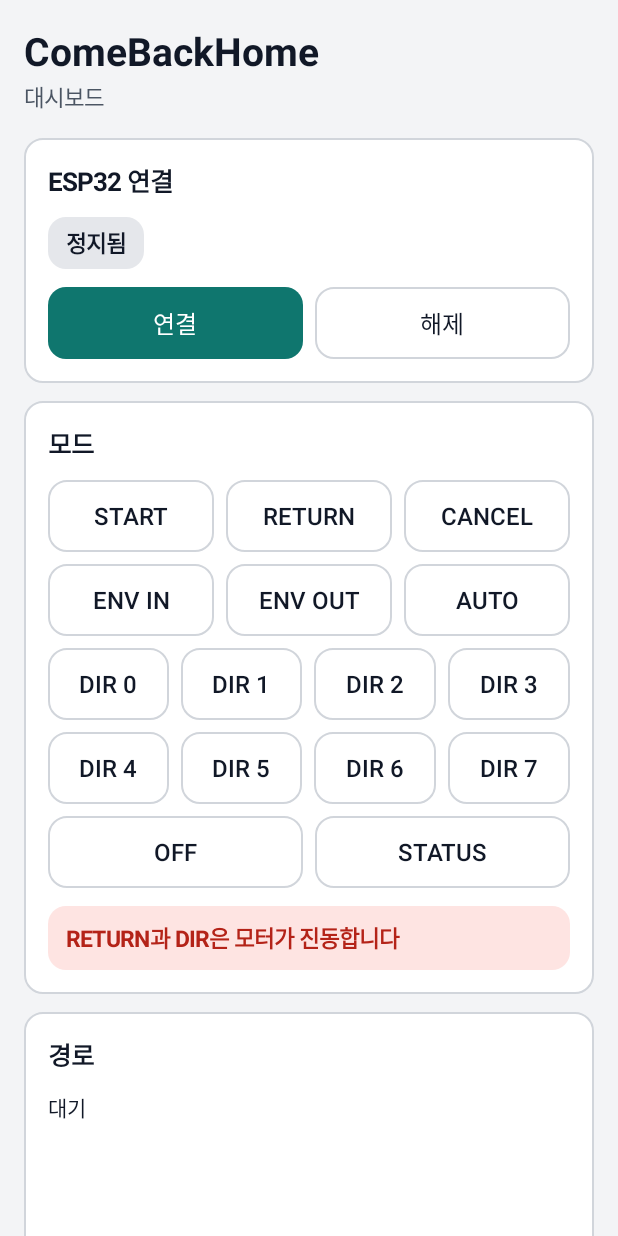
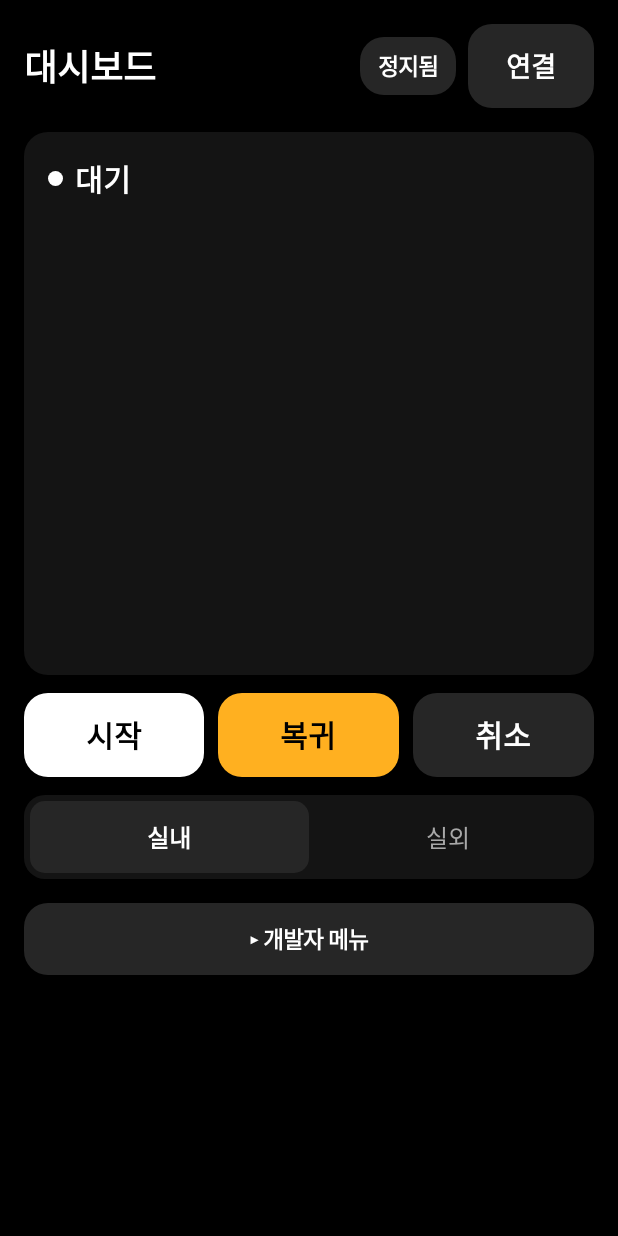
Before and after one commit to subniin/come-back-home, an Android app: the screen it shows after launch (MainActivity), on a phone screen of 412 x 824 dp. Run offline under Robolectric (Android 15) with nearby library versions, the phone set to English and light mode, and no system bars.

Commit message:
feat(app): 어두운 고대비 UI로 개편, 개발자 메뉴와 실내/실외 토글 추가
- core/Ui: 항상 어두운 테마, 상태색은 초록(정상)과 주황(복귀 중), 56dp 버튼, 접이식 영역
- dashboard: 경로 카드에 복귀 상태와 남은 거리, 시작/복귀/취소 큰 버튼, 실내/실외 토글 하나 (ENV IN/ENV OUT)
- dashboard: AUTO, OFF, STATUS, DIR 0-7, 수신 로그는 개발자 메뉴로 접음
- sensor: 큰 센싱 상태, 센서/ESP32 상태 두 줄, 시작/종료 버튼, 상세는 접음

```diff
--- a/android/core/src/main/java/com/comebackhome/app/Ui.java
+++ b/android/core/src/main/java/com/comebackhome/app/Ui.java
@@ -2,44 +2,44 @@ package com.comebackhome.app;
 
 import android.content.Context;
 import android.content.res.ColorStateList;
-import android.content.res.Configuration;
 import android.graphics.Color;
 import android.graphics.Typeface;
 import android.graphics.drawable.GradientDrawable;
 import android.graphics.drawable.RippleDrawable;
 import android.view.Gravity;
+import android.view.View;
 import android.widget.Button;
 import android.widget.LinearLayout;
 import android.widget.TextView;
 
 /**
- * 시험 화면의 색과 모양. 라이트/다크는 시스템 설정을 따른다.
- * 강조색은 하나, 모서리 반경은 하나로 통일한다. 버튼 높이는 터치하기 쉬운 48dp.
+ * 두 앱 공용 색과 모양. 현장과 야간에 잘 보이도록 항상 어두운 고대비 테마다.
+ * 상태색은 둘뿐이다: 초록(accent)은 정상, 주황(warn)은 복귀 중. 모서리 반경은 하나, 버튼은 장갑 낀 손도 누르는 56dp.
  */
 public final class Ui {
     public static final int NEUTRAL = 0, ACCENT = 1, DANGER = 2;
-    private static final int RADIUS_DP = 12;
+    private static final int RADIUS_DP = 16;
+    private static final int BUTTON_DP = 56;
 
-    public final int bg, surface, text, textSub, border, accent, onAccent, danger, dangerBg, chipBg;
-    public final boolean night;
+    public final int bg, surface, text, textSub, border, accent, onAccent, warn, danger, dangerBg, chipBg;
+    public final boolean night = true; // 항상 어둡다 (상태바 글자색 결정에 쓴다)
     private final Context ctx;
     private final float density;
 
     public Ui(Context ctx) {
         this.ctx = ctx;
         density = ctx.getResources().getDisplayMetrics().density;
-        night = (ctx.getResources().getConfiguration().uiMode & Configuration.UI_MODE_NIGHT_MASK)
-                == Configuration.UI_MODE_NIGHT_YES;
-        bg = c(night ? "#0F1214" : "#F3F4F6");
-        surface = c(night ? "#1A1E21" : "#FFFFFF");
-        text = c(night ? "#ECEFF1" : "#111827");
-        textSub = c(night ? "#A7B0B7" : "#4B5563");
-        border = c(night ? "#2B3238" : "#D1D5DB");
-        accent = c(night ? "#5EEAD4" : "#0F766E");
-        onAccent = c(night ? "#06201C" : "#FFFFFF");
-        danger = c(night ? "#FDA29B" : "#B42318");
-        dangerBg = c(night ? "#3A1B18" : "#FEE4E2");
-        chipBg = c(night ? "#262C31" : "#E5E7EB");
+        bg = c("#000000");
+        surface = c("#141414");
+        text = c("#FFFFFF");
+        textSub = c("#A8A8A8");
+        border = c("#2A2A2A");
+        accent = c("#3DDC84");
+        onAccent = c("#000000");
+        warn = c("#FFB020");
+        danger = c("#FF6B6B");
+        dangerBg = c("#3A1414");
+        chipBg = c("#262626");
     }
 
     private static int c(String hex) {
@@ -74,13 +74,13 @@ public final class Ui {
         return t;
     }
 
-    /** 제목이 있는 세로 카드 */
+    /** 세로 카드. title이 null이면 제목 없이 만든다 */
     public LinearLayout card(String title) {
         LinearLayout c = new LinearLayout(ctx);
         c.setOrientation(LinearLayout.VERTICAL);
-        c.setBackground(shape(surface, border));
+        c.setBackground(shape(surface, 0));
         c.setPadding(dp(16), dp(16), dp(16), dp(16));
-        c.addView(label(title, 17, text, true));
+        if (title != null) c.addView(label(title, 17, text, true));
         return c;
     }
 
@@ -94,9 +94,10 @@ public final class Ui {
         Button b = new Button(ctx);
         b.setText(label);
         b.setAllCaps(false);
-        b.setTextSize(16);
-        b.setMinHeight(dp(48));
-        b.setMinimumHeight(dp(48));
+        b.setTextSize(18);
+        b.setTypeface(Typeface.DEFAULT_BOLD);
+        b.setMinHeight(dp(BUTTON_DP));
+        b.setMinimumHeight(dp(BUTTON_DP));
         b.setMinWidth(0);
         b.setMinimumWidth(0);
         b.setPadding(dp(4), 0, dp(4), 0);
@@ -105,16 +106,55 @@ public final class Ui {
         return b;
     }
 
+    /** 채움 색을 직접 정하는 큰 버튼. 모드 명령처럼 한 번에 눌러야 하는 동작용 */
+    public Button big(String label, int fill, int textColor) {
+        Button b = button(label, false);
+        b.setTextSize(20);
+        b.setTextColor(textColor);
+        b.setBackground(new RippleDrawable(ColorStateList.valueOf(0x33808080), shape(fill, 0), shape(0xFF000000, 0)));
+        return b;
+    }
+
+    /** 색 점. 상태 표시용 */
+    public View dot(int color, int sizeDp) {
+        GradientDrawable d = new GradientDrawable();
+        d.setShape(GradientDrawable.OVAL);
+        d.setColor(color);
+        View v = new View(ctx);
+        v.setBackground(d);
+        v.setLayoutParams(new LinearLayout.LayoutParams(dp(sizeDp), dp(sizeDp)));
+        return v;
+    }
+
+    /** 누르면 body를 펼치고 접는 영역. 처음에는 접혀 있다 */
+    public LinearLayout collapsible(String title, View body) {
+        LinearLayout box = new LinearLayout(ctx);
+        box.setOrientation(LinearLayout.VERTICAL);
+        Button head = button("▸ " + title, false);
+        head.setTextSize(15);
+        head.setMinHeight(dp(48));
+        head.setMinimumHeight(dp(48));
+        body.setVisibility(View.GONE);
+        head.setOnClickListener(v -> {
+            boolean open = body.getVisibility() != View.VISIBLE;
+            body.setVisibility(open ? View.VISIBLE : View.GONE);
+            head.setText((open ? "▾ " : "▸ ") + title);
+        });
+        box.addView(head, full(0));
+        box.addView(body, full(8));
+        return box;
+    }
+
     /** 채움 버튼은 선택됨/주 동작, 테두리 버튼은 보조 동작 */
     public void setFilled(Button b, boolean filled) {
         b.setTextColor(filled ? onAccent : text);
         b.setBackground(new RippleDrawable(ColorStateList.valueOf(0x33808080),
-                filled ? shape(accent, 0) : shape(surface, border), shape(0xFF000000, 0)));
+                filled ? shape(accent, 0) : shape(chipBg, 0), shape(0xFF000000, 0)));
     }
 
     public TextView chip() {
         TextView t = label("", 15, text, true);
-        t.setPadding(dp(12), dp(6), dp(12), dp(6));
+        t.setPadding(dp(12), dp(8), dp(12), dp(8));
         t.setGravity(Gravity.CENTER);
         return t;
     }
--- a/android/dashboard/src/main/java/com/comebackhome/app/MainActivity.java
+++ b/android/dashboard/src/main/java/com/comebackhome/app/MainActivity.java
@@ -6,7 +6,10 @@ import android.content.pm.PackageManager;
 import android.os.Build;
 import android.os.Bundle;
 import android.os.Handler;
+import android.graphics.Typeface;
+import android.graphics.drawable.GradientDrawable;
 import android.os.Looper;
+import android.view.Gravity;
 import android.view.View;
 import android.view.Window;
 import android.view.WindowInsetsController;
@@ -14,6 +17,7 @@ import android.widget.Button;
 import android.widget.LinearLayout;
 import android.widget.ScrollView;
 import android.widget.TextView;
+import android.widget.Toast;
 
 import com.comebackhome.app.core.LineProtocol;
 
@@ -21,7 +25,7 @@ import java.util.ArrayDeque;
 import java.util.ArrayList;
 import java.util.List;
 
-/** 대시보드: ESP32 연결, 모드 명령, 기록 경로와 복귀 안내, 수신 로그. IMU는 센싱 앱이 보낸다. */
+/** 대시보드: ESP32 연결, 복귀 모드 명령, 기록 경로와 복귀 안내. 시험용 명령과 수신 로그는 개발자 메뉴에 접어 둔다. IMU는 센싱 앱이 보낸다. */
 public class MainActivity extends Activity {
     private static final long REFRESH_MS = 250;
     private static final int MAX_LOG_LINES = 50;
@@ -30,21 +34,28 @@ public class MainActivity extends Activity {
     private BleLink ble;
     private Ui u;
 
-    private TextView bleChip, bleDetail;
-    private TextView pathStatus, logView;
+    private TextView bleChip, bleDetail, bleToggle;
+    private TextView phaseView, metaView, logView, envIn, envOut;
+    private View phaseDot;
     private PathView path;
     private final ArrayDeque<String> logLines = new ArrayDeque<>();
     private boolean logDirty;
-    private String phaseText = "대기", guideText = "";
+    private String phaseName = "IDLE", guideText = "";
 
     private final Runnable refresh = new Runnable() {
         @Override
         public void run() {
             String[] b = ble.status().split("\n", 2); // 첫 줄은 상태, 나머지는 로그 경로와 오류
             u.setChip(bleChip, b[0], chipKind(b[0]));
+            bleToggle.setText(isIdle(b[0]) ? "연결" : "해제");
             bleDetail.setText(b.length > 1 ? b[1] : "");
             bleDetail.setVisibility(b.length > 1 ? View.VISIBLE : View.GONE); // 비었을 때 빈 공간 방지
-            pathStatus.setText(guideText.isEmpty() ? phaseText : phaseText + "\n" + guideText);
+            int color = phaseColor(phaseName);
+            phaseView.setText(phaseLabel(phaseName));
+            phaseView.setTextColor(color);
+            phaseDot.getBackground().setTint(color);
+            metaView.setText(guideText);
+            metaView.setVisibility(guideText.isEmpty() ? View.GONE : View.VISIBLE);
             if (logDirty) { // 줄마다 갱신하지 않고 주기마다 한 번만 그린다
                 logDirty = false;
                 logView.setText(String.join("\n", logLines));
@@ -60,73 +71,155 @@ public class MainActivity extends Activity {
         ble = new BleLink(this);
         u = new Ui(this);
 
-        // ESP32 연결
-        Button bleConnect = u.button("연결", true);
-        bleConnect.setOnClickListener(v -> connectBle());
-        Button bleDisconnect = u.button("해제", false);
-        bleDisconnect.setOnClickListener(v -> ble.disconnect());
+        // 머리줄: 제목, 연결 상태, 연결/해제
         bleChip = u.chip();
         u.setChip(bleChip, "정지됨", Ui.NEUTRAL);
-        bleDetail = u.mono("", 13, u.textSub);
+        Button toggle = u.button("연결", false);
+        bleToggle = toggle;
+        toggle.setOnClickListener(v -> {
+            if (isIdle(ble.status().split("\n", 2)[0])) connectBle();
+            else ble.disconnect();
+        });
+        LinearLayout head = u.row();
+        head.setGravity(Gravity.CENTER_VERTICAL);
+        head.addView(u.label("대시보드", 24, u.text, true), new LinearLayout.LayoutParams(0, LinearLayout.LayoutParams.WRAP_CONTENT, 1f));
+        head.addView(bleChip, u.wrap(0));
+        LinearLayout.LayoutParams tp = new LinearLayout.LayoutParams(u.dp(84), LinearLayout.LayoutParams.WRAP_CONTENT);
+        tp.setMarginStart(u.dp(8));
+        head.addView(toggle, tp);
 
-        LinearLayout bleBtns = u.row();
-        bleBtns.addView(bleConnect, u.cell(8));
-        bleBtns.addView(bleDisconnect, u.cell(8));
-
-        LinearLayout bleCard = u.card("ESP32 연결");
-        bleCard.addView(bleChip, u.wrap(12));
-        bleCard.addView(bleBtns, u.rowOf(12, 8));
-        bleCard.addView(bleDetail, u.full(12));
+        // 경로 + 복귀 안내
+        phaseDot = u.dot(u.text, 10);
+        phaseView = u.label("대기", 20, u.text, true);
+        metaView = u.label("", 14, u.textSub, false);
+        LinearLayout phaseRow = u.row();
+        phaseRow.setGravity(Gravity.CENTER_VERTICAL);
+        phaseRow.addView(phaseDot);
+        LinearLayout.LayoutParams np = u.wrap(0);
+        np.setMarginStart(u.dp(8));
+        phaseRow.addView(phaseView, np);
+        path = new PathView(this, u);
+        LinearLayout pathCard = u.card(null);
+        pathCard.addView(phaseRow);
+        pathCard.addView(metaView, u.full(4));
+        pathCard.addView(path, new LinearLayout.LayoutParams(LinearLayout.LayoutParams.MATCH_PARENT, u.dp(300)));
 
         // 모드 명령 (ESP32 펌웨어 명령, 개행은 BleLink가 붙인다)
-        LinearLayout modeRows = new LinearLayout(this);
-        modeRows.setOrientation(LinearLayout.VERTICAL);
-        modeRows.addView(cmdRow("START", "RETURN", "CANCEL"), u.rowOf(0, 8));
-        modeRows.addView(cmdRow("ENV IN", "ENV OUT", "AUTO"), u.rowOf(8, 8));
-        modeRows.addView(cmdRow("DIR 0", "DIR 1", "DIR 2", "DIR 3"), u.rowOf(8, 8));
-        modeRows.addView(cmdRow("DIR 4", "DIR 5", "DIR 6", "DIR 7"), u.rowOf(8, 8));
-        modeRows.addView(cmdRow("OFF", "STATUS"), u.rowOf(8, 8));
+        LinearLayout modes = u.row();
+        modes.addView(modeButton("시작", u.text, u.onAccent, "START"), u.cell(10));
+        modes.addView(modeButton("복귀", u.warn, u.onAccent, "RETURN"), u.cell(10));
+        modes.addView(modeButton("취소", u.chipBg, u.text, "CANCEL"), u.cell(10));
 
-        LinearLayout mode = u.card("모드");
-        mode.addView(modeRows, u.full(12));
-        mode.addView(u.banner("RETURN과 DIR은 모터가 진동합니다"), u.full(12));
+        // 실내/실외: 토글 하나. 고르면 ENV IN 또는 ENV OUT을 보낸다
+        envIn = envSegment("실내", "ENV IN");
+        envOut = envSegment("실외", "ENV OUT");
+        selectEnv(true);
+        LinearLayout env = u.row();
+        env.setBackground(pill(u.surface, 14));
+        env.setPadding(u.dp(4), u.dp(4), u.dp(4), u.dp(4));
+        env.addView(envIn, new LinearLayout.LayoutParams(0, u.dp(48), 1f));
+        env.addView(envOut, new LinearLayout.LayoutParams(0, u.dp(48), 1f));
 
-        // 기록 경로 + 복귀 안내
-        pathStatus = u.mono("", 14, u.text);
-        path = new PathView(this, u);
-        LinearLayout pathCard = u.card("경로");
-        pathCard.addView(pathStatus, u.full(12));
-        pathCard.addView(path, new LinearLayout.LayoutParams(LinearLayout.LayoutParams.MATCH_PARENT, u.dp(280)));
-
-        // 수신 로그
+        // 개발자 메뉴: 시험용 명령, 연결 상세, 수신 로그
+        bleDetail = u.mono("", 13, u.textSub);
+        LinearLayout devRows = new LinearLayout(this);
+        devRows.setOrientation(LinearLayout.VERTICAL);
+        devRows.addView(cmdRow("AUTO", "OFF", "STATUS"), u.rowOf(0, 8));
+        devRows.addView(cmdRow("DIR 0", "DIR 1", "DIR 2", "DIR 3"), u.rowOf(8, 8));
+        devRows.addView(cmdRow("DIR 4", "DIR 5", "DIR 6", "DIR 7"), u.rowOf(8, 8));
+        devRows.addView(u.banner("RETURN과 DIR은 모터가 진동합니다"), u.full(12));
+        devRows.addView(bleDetail, u.full(12));
         logView = u.mono("", 12, u.textSub);
         logView.setTextIsSelectable(true);
-        LinearLayout logCard = u.card("수신 로그");
-        logCard.addView(logView, u.full(12));
+        devRows.addView(logView, u.full(12));
+        LinearLayout dev = u.collapsible("개발자 메뉴", devRows);
 
         ble.setLineListener(this::onLine);
 
         LinearLayout col = new LinearLayout(this);
         col.setOrientation(LinearLayout.VERTICAL);
         col.setPadding(u.dp(16), u.dp(16), u.dp(16), u.dp(24));
-        col.addView(u.label("ComeBackHome", 26, u.text, true));
-        col.addView(u.label("대시보드", 15, u.textSub, false), u.wrap(2));
-        col.addView(bleCard, u.full(16));
-        col.addView(mode, u.full(12));
-        col.addView(pathCard, u.full(12));
-        col.addView(logCard, u.full(12));
+        col.addView(head, u.full(0));
+        col.addView(pathCard, u.full(16));
+        col.addView(modes, u.rowOf(12, 10));
+        col.addView(env, u.full(12));
+        col.addView(dev, u.full(16));
 
         ScrollView scroll = new ScrollView(this);
         scroll.setBackgroundColor(u.bg);
         scroll.setFitsSystemWindows(true); // 상태바와 내비게이션 바 아래로 내용이 들어가지 않게
         scroll.addView(col);
         setContentView(scroll);
-        if (Build.VERSION.SDK_INT >= 30) { // 밝은 배경에서는 상태바 글자를 어둡게
-            int light = WindowInsetsController.APPEARANCE_LIGHT_STATUS_BARS
-                    | WindowInsetsController.APPEARANCE_LIGHT_NAVIGATION_BARS;
-            getWindow().getInsetsController().setSystemBarsAppearance(u.night ? 0 : light, light);
+        if (Build.VERSION.SDK_INT >= 30) { // 어두운 배경이라 상태바 글자는 밝게 둔다
+            getWindow().getInsetsController().setSystemBarsAppearance(0,
+                    WindowInsetsController.APPEARANCE_LIGHT_STATUS_BARS
+                            | WindowInsetsController.APPEARANCE_LIGHT_NAVIGATION_BARS);
         }
         requestNeededPermissions();
+    }
+
+    private GradientDrawable pill(int fill, int radiusDp) {
+        GradientDrawable d = new GradientDrawable();
+        d.setCornerRadius(u.dp(radiusDp));
+        d.setColor(fill);
+        return d;
+    }
+
+    private Button modeButton(String label, int fill, int textColor, String cmd) {
+        Button b = u.big(label, fill, textColor);
+        b.setOnClickListener(v -> send(cmd));
+        return b;
+    }
+
+    private TextView envSegment(String label, String cmd) {
+        TextView t = u.label(label, 16, u.textSub, false);
+        t.setGravity(Gravity.CENTER);
+        t.setOnClickListener(v -> {
+            if (send(cmd)) selectEnv(cmd.equals("ENV IN"));
+        });
+        return t;
+    }
+
+    private void selectEnv(boolean indoor) {
+        style(envIn, indoor);
+        style(envOut, !indoor);
+    }
+
+    private void style(TextView t, boolean on) {
+        t.setBackground(on ? pill(u.chipBg, 10) : null);
+        t.setTextColor(on ? u.text : u.textSub);
+        t.setTypeface(on ? Typeface.DEFAULT_BOLD : Typeface.DEFAULT);
+    }
+
+    private boolean send(String cmd) {
+        if (ble.send(cmd)) return true;
+        Toast.makeText(this, "ESP32에 연결되지 않았습니다", Toast.LENGTH_SHORT).show();
+        addLog("! 연결 안 됨: " + cmd);
+        return false;
+    }
+
+    /** 연결 시도 중이 아닌 상태(처음, 해제, 실패)면 true */
+    private static boolean isIdle(String s) {
+        return s.startsWith("정지됨") || s.contains("실패") || s.contains("꺼짐") || s.contains("서비스 없음");
+    }
+
+    private static String phaseLabel(String name) {
+        switch (name) {
+            case "RECORDING": return "기록 중";
+            case "RETURNING": return "복귀 중";
+            case "ARRIVED": return "도착";
+            case "NO_ROUTE": return "경로 없음";
+            default: return "대기";
+        }
+    }
+
+    private int phaseColor(String name) {
+        switch (name) {
+            case "RETURNING": return u.warn;
+            case "RECORDING": case "ARRIVED": return u.accent;
+            case "NO_ROUTE": return u.danger;
+            default: return u.text;
+        }
     }
 
     private static int chipKind(String s) {
@@ -148,9 +241,7 @@ public class MainActivity extends Activity {
         LinearLayout r = u.row();
         for (String cmd : cmds) {
             Button b = u.button(cmd, false);
-            b.setOnClickListener(v -> {
-                if (!ble.send(cmd)) addLog("! 연결 안 됨: " + cmd);
-            });
+            b.setOnClickListener(v -> send(cmd));
             r.addView(b, u.cell(8));
         }
         return r;
@@ -167,12 +258,12 @@ public class MainActivity extends Activity {
         LineProtocol.Guide g = LineProtocol.parseGuide(line);
         if (g != null) {
             path.setGuide(g);
-            guideText = String.format(java.util.Locale.US, "방향 %d, 경유점 %d, 남은 %.1fm", g.dir, g.wp, g.remain);
+            guideText = String.format(java.util.Locale.US, "경유점 %d · 남은 %.1fm", g.wp, g.remain);
             return;
         }
         LineProtocol.Phase ph = LineProtocol.parsePhase(line);
         if (ph != null) {
-            phaseText = ph.raw;
+            phaseName = ph.name;
             if (ph.name.equals("RECORDING")) path.clear(); // 새 기록 시작
             if (!ph.name.equals("RETURNING")) { // 복귀가 끝나거나 취소되면 안내를 지운다
                 path.setGuide(null);
--- a/android/dashboard/src/main/java/com/comebackhome/app/PathView.java
+++ b/android/dashboard/src/main/java/com/comebackhome/app/PathView.java
@@ -36,12 +36,12 @@ final class PathView extends View {
         line.setStyle(Paint.Style.STROKE);
         line.setStrokeWidth(3 * dp);
         line.setStrokeJoin(Paint.Join.ROUND);
-        line.setColor(u.accent);
-        dot.setColor(u.accent);
+        line.setColor(u.text);
+        dot.setColor(u.warn);
         ring.setStyle(Paint.Style.STROKE);
         ring.setStrokeWidth(2 * dp);
         ring.setColor(u.textSub);
-        arrow.setColor(u.danger);
+        arrow.setColor(u.warn);
         setBackground(null);
     }
 
```
Also changed, not shown: android/sensor/src/main/java/com/comebackhome/app/MainActivity.java (+64 -39 lines).
